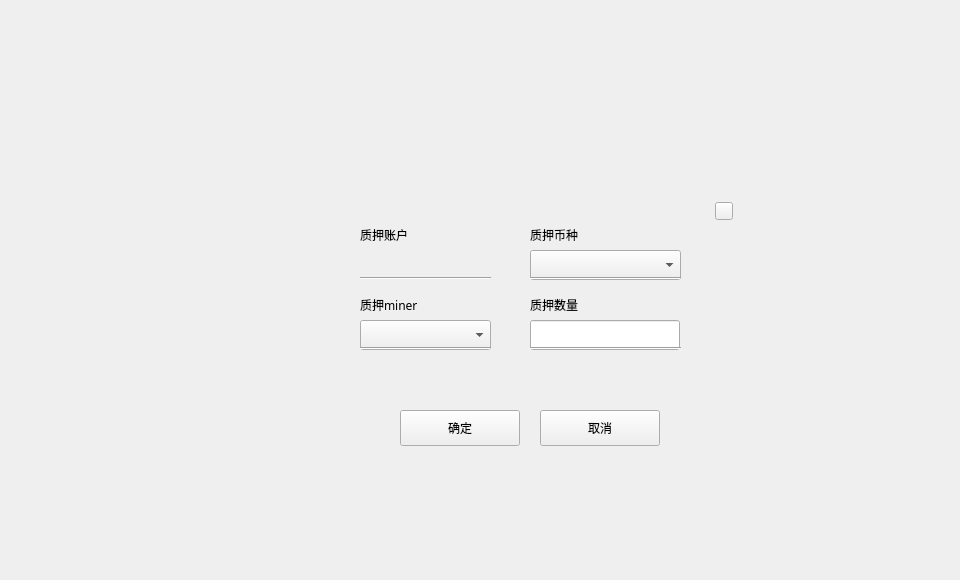
This is miner/locktominerdialog.ui in HcashOrg/hx-indicator as Qt 5 draws it before an edit. The edited form follows.
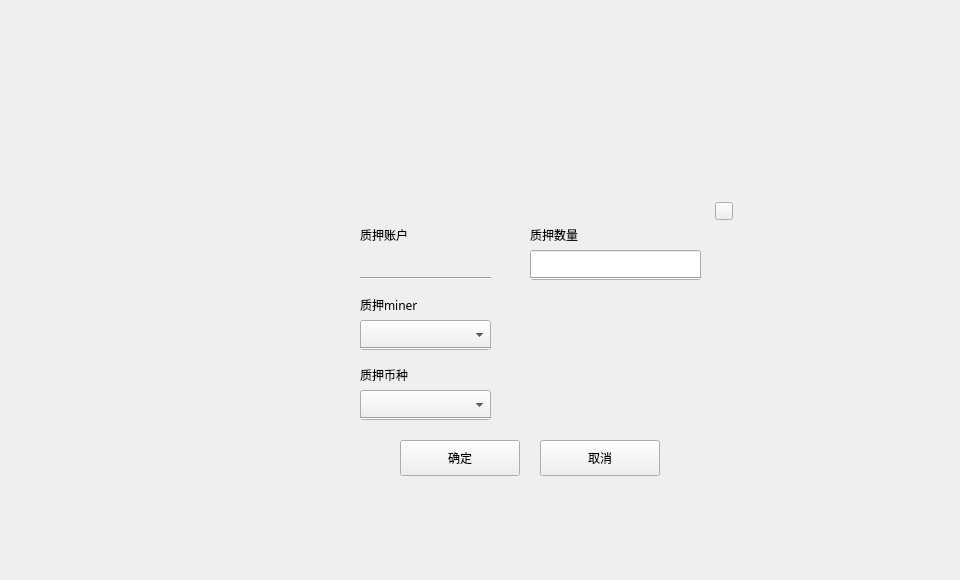
This is the edited form.

Diff of the .ui file:
```diff
--- a/miner/locktominerdialog.ui
+++ b/miner/locktominerdialog.ui
@@ -56,7 +56,7 @@
      <property name="geometry">
       <rect>
        <x>220</x>
-       <y>220</y>
+       <y>250</y>
        <width>120</width>
        <height>36</height>
       </rect>
@@ -83,7 +83,7 @@
      <property name="geometry">
       <rect>
        <x>80</x>
-       <y>220</y>
+       <y>250</y>
        <width>120</width>
        <height>36</height>
       </rect>
@@ -187,7 +187,7 @@
      <property name="geometry">
       <rect>
        <x>210</x>
-       <y>100</y>
+       <y>30</y>
        <width>120</width>
        <height>30</height>
       </rect>
@@ -202,8 +202,8 @@
     <widget class="QLabel" name="label_4">
      <property name="geometry">
       <rect>
-       <x>210</x>
-       <y>30</y>
+       <x>40</x>
+       <y>170</y>
        <width>120</width>
        <height>30</height>
       </rect>
@@ -218,9 +218,9 @@
     <widget class="QComboBox" name="assetComboBox">
      <property name="geometry">
       <rect>
-       <x>210</x>
-       <y>60</y>
-       <width>151</width>
+       <x>40</x>
+       <y>200</y>
+       <width>131</width>
        <height>30</height>
       </rect>
      </property>
@@ -242,8 +242,8 @@
      <property name="geometry">
       <rect>
        <x>210</x>
-       <y>130</y>
-       <width>150</width>
+       <y>60</y>
+       <width>171</width>
        <height>30</height>
       </rect>
      </property>
@@ -273,9 +273,9 @@
     <widget class="Line" name="line_2">
      <property name="geometry">
       <rect>
-       <x>210</x>
-       <y>80</y>
-       <width>151</width>
+       <x>40</x>
+       <y>220</y>
+       <width>131</width>
        <height>16</height>
       </rect>
      </property>
@@ -287,8 +287,8 @@
      <property name="geometry">
       <rect>
        <x>210</x>
-       <y>150</y>
-       <width>151</width>
+       <y>80</y>
+       <width>171</width>
        <height>16</height>
       </rect>
      </property>
@@ -309,6 +309,16 @@
       <enum>Qt::Horizontal</enum>
      </property>
     </widget>
+    <widget class="QStackedWidget" name="stackedWidget">
+     <property name="geometry">
+      <rect>
+       <x>210</x>
+       <y>100</y>
+       <width>171</width>
+       <height>121</height>
+      </rect>
+     </property>
+    </widget>
    </widget>
   </widget>
  </widget>
```
